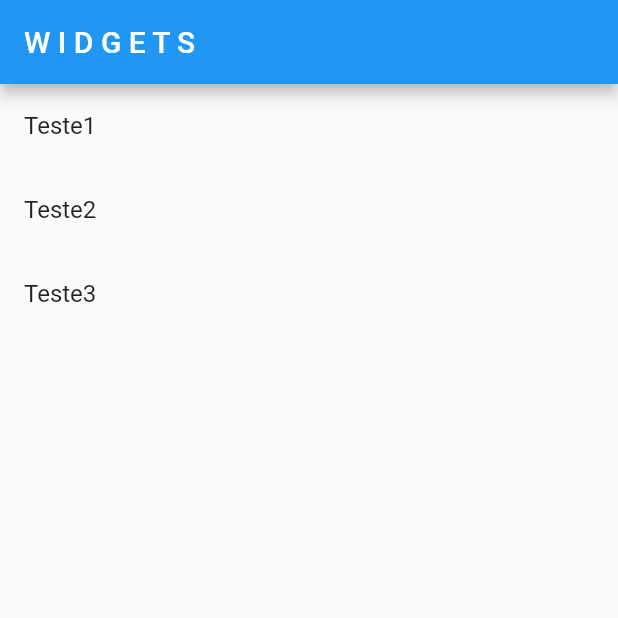
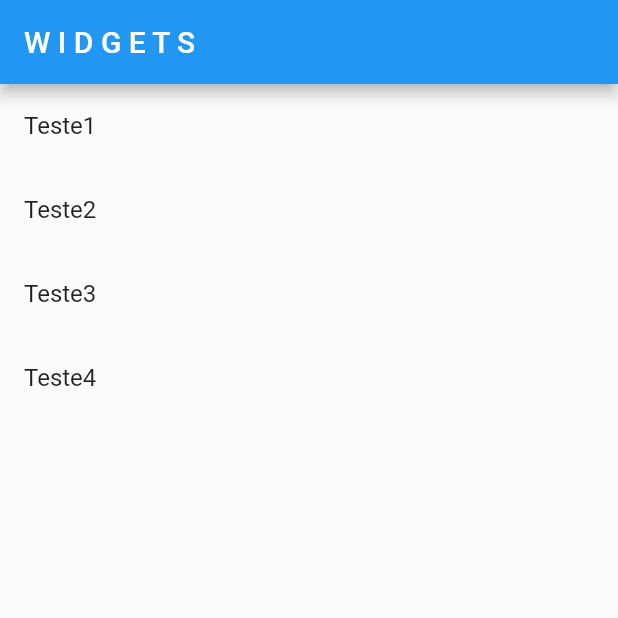
Before and after one commit to wilgnerschuertz/flutter_widgets, a Flutter app: the screen it shows after launch, on a phone screen of 412 x 824 dp, the top half of it. Run offline on Flutter 3.47's test engine with Material 2 defaults, Android fonts, the phone set to English and light mode, and no system bars.

Commit message:
Aplicação Concluída

```diff
--- a/lib/main.dart
+++ b/lib/main.dart
@@ -14,7 +14,7 @@ class Home extends StatefulWidget {
 
 class _HomeState extends State<Home> {
 
-  List _lista = ['Teste1','Teste2','Teste3'];
+  List _lista = ['Teste1','Teste2','Teste3', 'Teste4'];
 
   @override
   Widget build(BuildContext context) {
```
